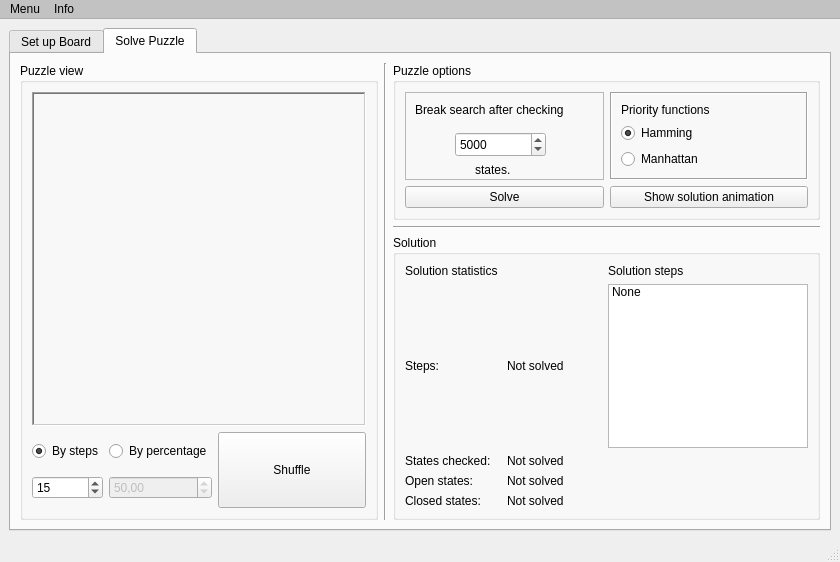
This is gui/puzzlesolverstartscreen.ui in mkrakiewicz/PuzzleSolver as Qt 5 draws it before an edit. The edited form follows.
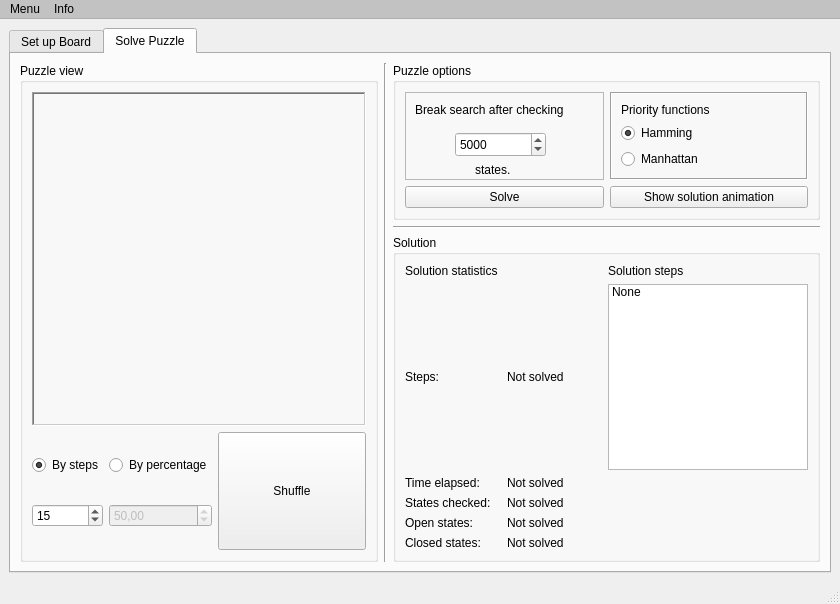
This is the edited form.

The edit to the form file:
```diff
--- a/gui/puzzlesolverstartscreen.ui
+++ b/gui/puzzlesolverstartscreen.ui
@@ -7,7 +7,7 @@
     <x>0</x>
     <y>0</y>
     <width>840</width>
-    <height>562</height>
+    <height>604</height>
    </rect>
   </property>
   <property name="sizePolicy">
@@ -525,20 +525,13 @@
                <string>Solution</string>
               </property>
               <layout class="QGridLayout" name="gridLayout_6">
-               <item row="4" column="1">
+               <item row="5" column="1">
                 <widget class="QLabel" name="label_7">
                  <property name="text">
                   <string>States checked:</string>
                  </property>
                 </widget>
                </item>
-               <item row="4" column="2">
-                <widget class="QLabel" name="labelStatesChecked">
-                 <property name="text">
-                  <string>Not solved</string>
-                 </property>
-                </widget>
-               </item>
                <item row="1" column="3">
                 <widget class="QLabel" name="labelSolSteps">
                  <property name="text">
@@ -606,34 +599,55 @@
                  </property>
                 </widget>
                </item>
-               <item row="5" column="1">
+               <item row="6" column="1">
                 <widget class="QLabel" name="label_10">
                  <property name="text">
                   <string>Open states:</string>
                  </property>
                 </widget>
                </item>
-               <item row="5" column="2">
+               <item row="6" column="2">
                 <widget class="QLabel" name="labelOpenStates">
                  <property name="text">
                   <string>Not solved</string>
                  </property>
                 </widget>
                </item>
-               <item row="6" column="1">
+               <item row="7" column="1">
                 <widget class="QLabel" name="label_12">
                  <property name="text">
                   <string>Closed states:</string>
                  </property>
                 </widget>
                </item>
-               <item row="6" column="2">
+               <item row="7" column="2">
                 <widget class="QLabel" name="labelClosedStates">
                  <property name="text">
                   <string>Not solved</string>
                  </property>
                 </widget>
                </item>
+               <item row="5" column="2">
+                <widget class="QLabel" name="labelStatesChecked">
+                 <property name="text">
+                  <string>Not solved</string>
+                 </property>
+                </widget>
+               </item>
+               <item row="4" column="1">
+                <widget class="QLabel" name="label_11">
+                 <property name="text">
+                  <string>Time elapsed:</string>
+                 </property>
+                </widget>
+               </item>
+               <item row="4" column="2">
+                <widget class="QLabel" name="labelTimeElapsed">
+                 <property name="text">
+                  <string>Not solved</string>
+                 </property>
+                </widget>
+               </item>
               </layout>
              </widget>
             </item>
```
